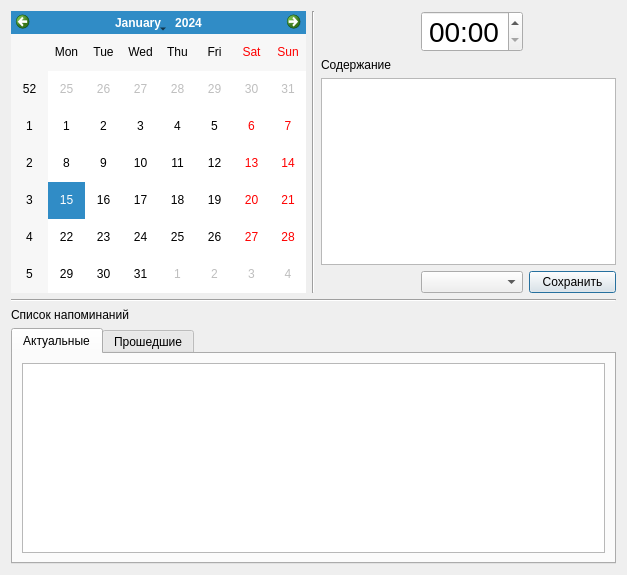
Old version of the form RemindersDialog.ui in the repository okostynchuk/Outcall.
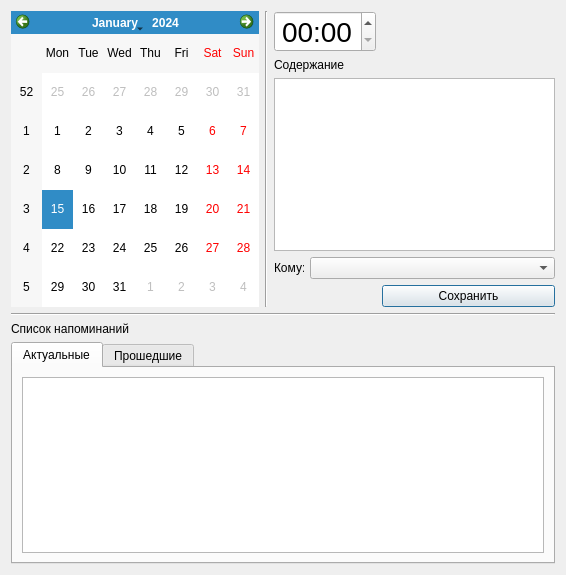
New version of the form.

Commit message: reminders editing from popup, calls from reminder's popup and some fixes

```diff
--- a/RemindersDialog.ui
+++ b/RemindersDialog.ui
@@ -6,7 +6,7 @@
    <rect>
     <x>0</x>
     <y>0</y>
-    <width>627</width>
+    <width>566</width>
     <height>575</height>
    </rect>
   </property>
@@ -32,7 +32,7 @@
      </item>
      <item>
       <layout class="QGridLayout" name="gridLayout">
-       <item row="0" column="3">
+       <item row="0" column="2">
         <spacer name="horizontalSpacer_2">
          <property name="orientation">
           <enum>Qt::Horizontal</enum>
@@ -45,52 +45,14 @@
          </property>
         </spacer>
        </item>
-       <item row="0" column="0">
-        <spacer name="horizontalSpacer_4">
-         <property name="orientation">
-          <enum>Qt::Horizontal</enum>
-         </property>
-         <property name="sizeHint" stdset="0">
-          <size>
-           <width>40</width>
-           <height>20</height>
-          </size>
-         </property>
-        </spacer>
-       </item>
-       <item row="4" column="0" colspan="2">
-        <spacer name="horizontalSpacer_3">
-         <property name="orientation">
-          <enum>Qt::Horizontal</enum>
-         </property>
-         <property name="sizeHint" stdset="0">
-          <size>
-           <width>40</width>
-           <height>20</height>
-          </size>
-         </property>
-        </spacer>
-       </item>
-       <item row="4" column="3">
-        <widget class="QPushButton" name="saveButton">
-         <property name="maximumSize">
-          <size>
-           <width>16777215</width>
-           <height>16777215</height>
-          </size>
-         </property>
-         <property name="focusPolicy">
-          <enum>Qt::StrongFocus</enum>
-         </property>
-         <property name="layoutDirection">
-          <enum>Qt::LeftToRight</enum>
-         </property>
+       <item row="1" column="0" colspan="3">
+        <widget class="QLabel" name="label_2">
          <property name="text">
-          <string>Сохранить</string>
+          <string>Содержание</string>
          </property>
         </widget>
        </item>
-       <item row="2" column="0" colspan="4">
+       <item row="2" column="0" colspan="3">
         <widget class="QTextEdit" name="textEdit">
          <property name="font">
           <font>
@@ -105,28 +67,14 @@
          </property>
         </widget>
        </item>
-       <item row="1" column="0" colspan="4">
-        <widget class="QLabel" name="label_2">
-         <property name="text">
-          <string>Содержание</string>
-         </property>
-        </widget>
-       </item>
-       <item row="4" column="2">
-        <widget class="QComboBox" name="comboBox">
-         <property name="focusPolicy">
-          <enum>Qt::StrongFocus</enum>
-         </property>
-         <property name="editable">
-          <bool>false</bool>
-         </property>
-         <property name="currentIndex">
-          <number>-1</number>
-         </property>
-        </widget>
-       </item>
-       <item row="0" column="2">
+       <item row="0" column="0" colspan="2">
         <widget class="QTimeEdit" name="timeEdit">
+         <property name="maximumSize">
+          <size>
+           <width>120</width>
+           <height>16777215</height>
+          </size>
+         </property>
          <property name="font">
           <font>
            <pointsize>21</pointsize>
@@ -164,6 +112,66 @@
          </property>
         </widget>
        </item>
+       <item row="3" column="0">
+        <widget class="QLabel" name="label_3">
+         <property name="maximumSize">
+          <size>
+           <width>30</width>
+           <height>16777215</height>
+          </size>
+         </property>
+         <property name="text">
+          <string>Кому:</string>
+         </property>
+         <property name="scaledContents">
+          <bool>false</bool>
+         </property>
+         <property name="alignment">
+          <set>Qt::AlignLeading|Qt::AlignLeft|Qt::AlignVCenter</set>
+         </property>
+        </widget>
+       </item>
+       <item row="3" column="1" colspan="2">
+        <widget class="QComboBox" name="comboBox">
+         <property name="minimumSize">
+          <size>
+           <width>160</width>
+           <height>0</height>
+          </size>
+         </property>
+         <property name="focusPolicy">
+          <enum>Qt::StrongFocus</enum>
+         </property>
+         <property name="editable">
+          <bool>false</bool>
+         </property>
+         <property name="currentIndex">
+          <number>-1</number>
+         </property>
+         <property name="sizeAdjustPolicy">
+          <enum>QComboBox::AdjustToContentsOnFirstShow</enum>
+         </property>
+        </widget>
+       </item>
+       <item row="4" column="2">
+        <widget class="QPushButton" name="saveButton">
+         <property name="maximumSize">
+          <size>
+           <width>16777215</width>
+           <height>16777215</height>
+          </size>
+         </property>
+         <property name="focusPolicy">
+          <enum>Qt::StrongFocus</enum>
+         </property>
+         <property name="layoutDirection">
+          <enum>Qt::LeftToRight</enum>
+         </property>
+         <property name="text">
+          <string>Сохранить</string>
+         </property>
+        </widget>
+       </item>
       </layout>
      </item>
     </layout>
```
Left out of the diff: 3 changed lines with no effect on the pictures. The commit also changes 10 other files.
